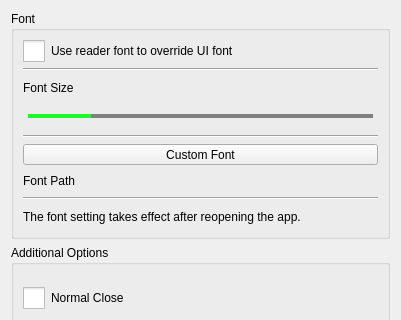
Before: the Qt Designer form src/dlgpreferences.ui in ic005k/Knot-Legacy, drawn with Qt 5; both pictures show x 0 to 401 and y 0 to 320 of the 401 by 545 pixel window.
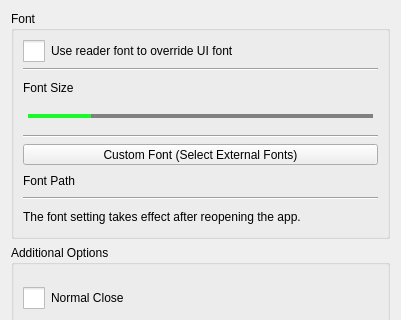
After: the same form once the commit is applied. Icons and pictures are not drawn.

Commit message: Font Settings

Diff of the .ui file:
```diff
--- a/src/dlgpreferences.ui
+++ b/src/dlgpreferences.ui
@@ -124,7 +124,7 @@
          </sizepolicy>
         </property>
         <property name="text">
-         <string>Custom Font</string>
+         <string>Custom Font (Select External Fonts)</string>
         </property>
        </widget>
       </item>
```
The commit also changes 2 other files.
